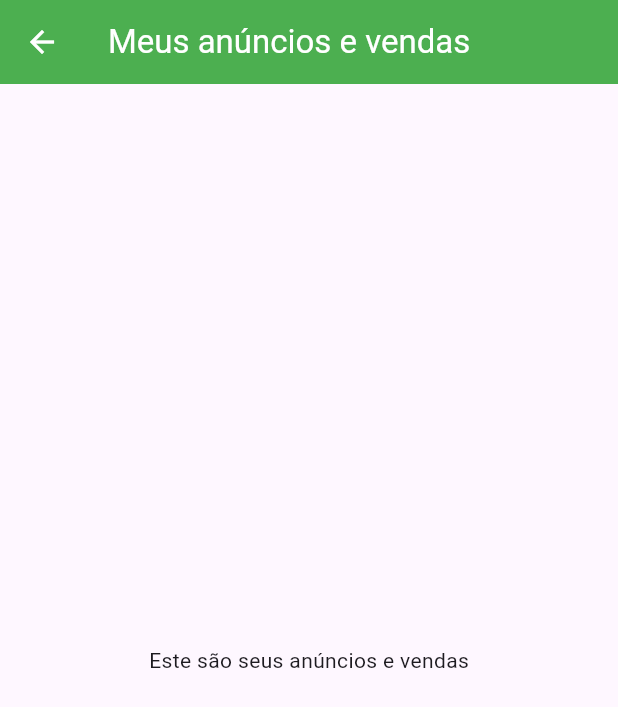
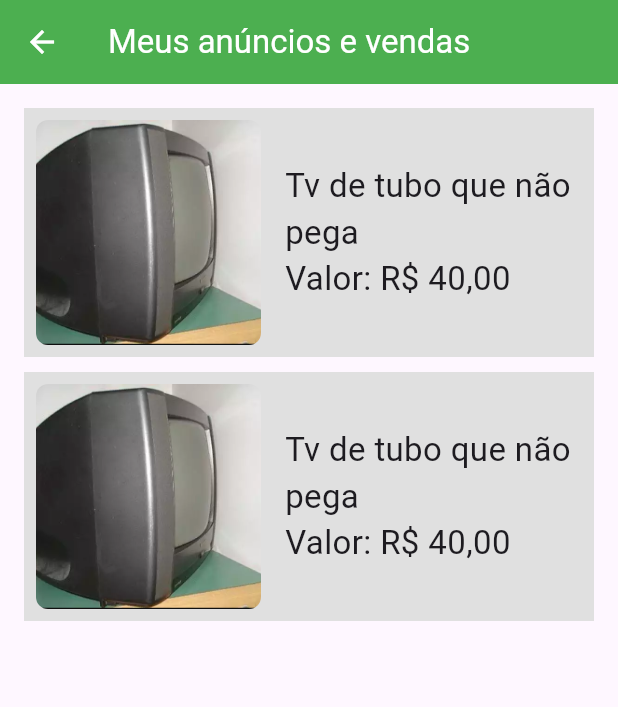
Before and after one commit to JonasHenriqueDev/TechCycle, a Flutter app: the AdvertsPage screen opened directly, on a phone screen of 412 x 824 dp. Shown: the top 707 px of the screen. Run offline on Flutter 3.47's test engine with Material 3 defaults, Android fonts, the phone set to English and light mode, and no system bars; our stand-ins replace geolocator, google_maps_flutter; generated files the repository leaves out were written again; network calls fail.

Commit message:
feat: tela de anúncios e vendas

```diff
--- a/lib/src/view/AdvertsPage.dart
+++ b/lib/src/view/AdvertsPage.dart
@@ -2,20 +2,76 @@ import 'package:flutter/material.dart';
 
 class AdvertsPage extends StatelessWidget {
   const AdvertsPage({super.key});
+
+  void callbackFuntion() {}
 
   @override
   Widget build(BuildContext context) {
     return Scaffold(
       appBar: AppBar(
         title: const Text(
-          'Meus anúncios e vendas',
-          style: TextStyle(color: Colors.white),
+            'Meus anúncios e vendas', style: TextStyle(color: Colors.white)),
+        backgroundColor: Colors.green,
+        iconTheme: const IconThemeData(color: Colors.white),
+      ),
+      body: Padding(
+        padding: const EdgeInsets.all(16.0),
+        child: Column(
+          crossAxisAlignment: CrossAxisAlignment.center,
+          children: [
+            Container(
+              color: Colors.grey[300], // Cor de fundo para a linha
+              padding: const EdgeInsets.all(8.0),
+              child: Row(
+                children: [
+                  ClipRRect(
+                    borderRadius: BorderRadius.circular(8),
+                    child: Image.asset(
+                      'assets/images/tvplaceholder.png',
+                      width: 150,
+                      height: 150,
+                      fit: BoxFit.cover,
+                    ),
+                  ),
+                  const SizedBox(width: 16),
+                  const Expanded(
+                    child: Text(
+                      'Tv de tubo que não pega \n'
+                          'Valor: R\$ 40,00',
+                      style: TextStyle(fontSize: 22),
+                    ),
+                  ),
+                ],
+              ),
+            ),
+            SizedBox(height: 10),
+            Container(
+              color: Colors.grey[300], // Cor de fundo para a linha
+              padding: const EdgeInsets.all(8.0),
+              child: Row(
+                children: [
+                  ClipRRect(
+                    borderRadius: BorderRadius.circular(8),
+                    child: Image.asset(
+                      'assets/images/tvplaceholder.png',
+                      width: 150,
+                      height: 150,
+                      fit: BoxFit.cover,
+                    ),
+                  ),
+                  const SizedBox(width: 16),
+                  const Expanded(
+                    child: Text(
+                      'Tv de tubo que não pega \n'
+                          'Valor: R\$ 40,00',
+                      style: TextStyle(fontSize: 22),
+                    ),
+                  ),
+                ],
+              ),
+            ),
+          ],
         ),
-        backgroundColor: Colors.green,
-        iconTheme: IconThemeData(color: Colors.white),
-      ),
-      body: const Center(
-        child: Text('Este são seus anúncios e vendas'),
       ),
     );
   }
--- a/lib/src/view/DiscardsPage.dart
+++ b/lib/src/view/DiscardsPage.dart
@@ -18,17 +18,6 @@ class DiscardsPage extends StatelessWidget {
         child: Column(
           crossAxisAlignment: CrossAxisAlignment.center,
           children: [
-            const CircleAvatar(
-              radius: 60,
-              backgroundImage: AssetImage(
-                  'assets/images/fotoperfil.png'), // Substitua pela URL da sua imagem de perfil
-            ),
-            const SizedBox(height: 20),
-            const Text(
-              'Jonas Henrique',
-              style: TextStyle(fontSize: 24, fontWeight: FontWeight.bold),
-            ),
-            Divider(color: Colors.grey[400], thickness: 1, height: 40),
             Column(
               crossAxisAlignment: CrossAxisAlignment.center,
               children: [
@@ -54,8 +43,9 @@ class DiscardsPage extends StatelessWidget {
                       const SizedBox(width: 16),
                       const Expanded(
                         child: Text(
-                          'Tv de tubo que não pega \n'
-                              'Valor: R\$ 40,00',
+                          'Local de descarte: Casas Bahia \n'
+                              'Data: 11/07/2024\n'
+                                'Pontos recebidos: 50 pontos',
                           style: TextStyle(fontSize: 22),
                         ),
                       ),
@@ -80,8 +70,9 @@ class DiscardsPage extends StatelessWidget {
                       const SizedBox(width: 16),
                       const Expanded(
                         child: Text(
-                          'Tv de tubo que não pega \n'
-                              'Valor: R\$ 40,00',
+                          'Local de descarte: Magazine Luiza \n'
+                              'Data: 15/07/2024\n'
+                                'Pontos recebidos: 50 pontos',
                           style: TextStyle(fontSize: 22),
                         ),
                       ),
```
